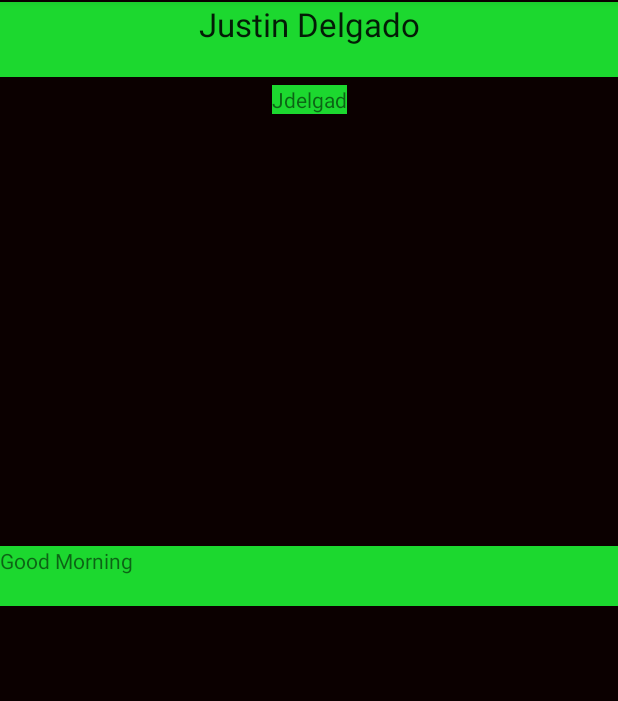
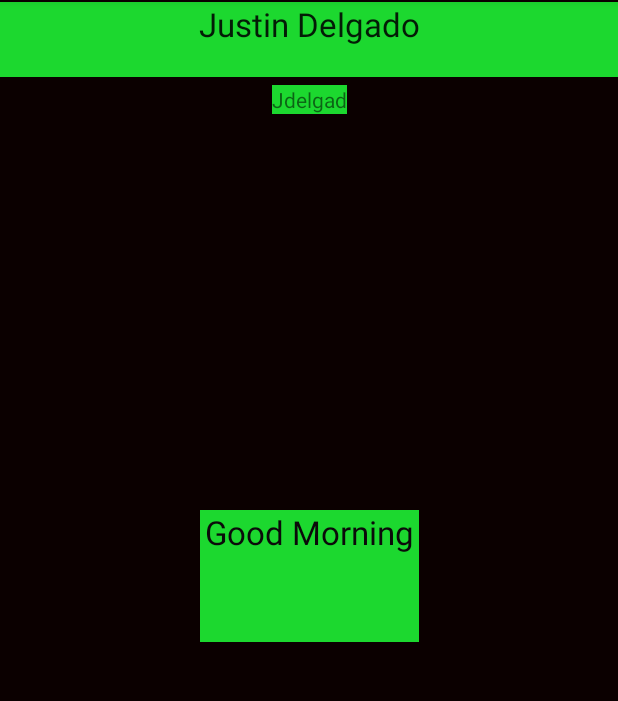
Before and after one commit to Jdelgad72/Capstone, an Android app: the screen it shows after launch (MainActivity), on a phone screen of 412 x 824 dp, the part 84-785 px from its top. Run offline under Robolectric (Android 15) with nearby library versions, the phone set to English and light mode, and no system bars.

Commit message:
final iteration

```diff
--- a/itp02/TimeApplication/app/src/main/res/layout/activity_main.xml
+++ b/itp02/TimeApplication/app/src/main/res/layout/activity_main.xml
@@ -39,9 +39,12 @@
 
     <TextView
         android:id="@+id/textView2"
-        android:layout_width="0dp"
-        android:layout_height="40dp"
+        android:layout_width="146dp"
+        android:layout_height="88dp"
         android:background="#1CD82F"
+        android:textAlignment="center"
+        android:textAppearance="@style/TextAppearance.AppCompat.Large"
+        android:textColor="#0B0A0A"
         app:layout_constraintBottom_toBottomOf="parent"
         app:layout_constraintEnd_toEndOf="parent"
         app:layout_constraintStart_toStartOf="parent"
```
